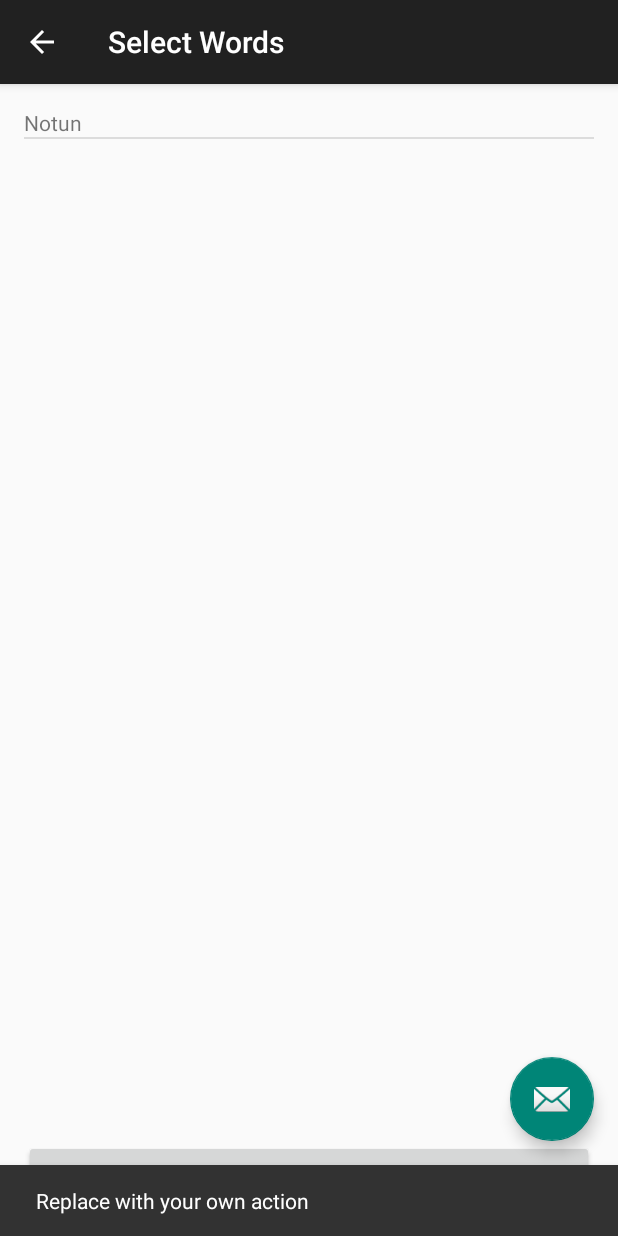
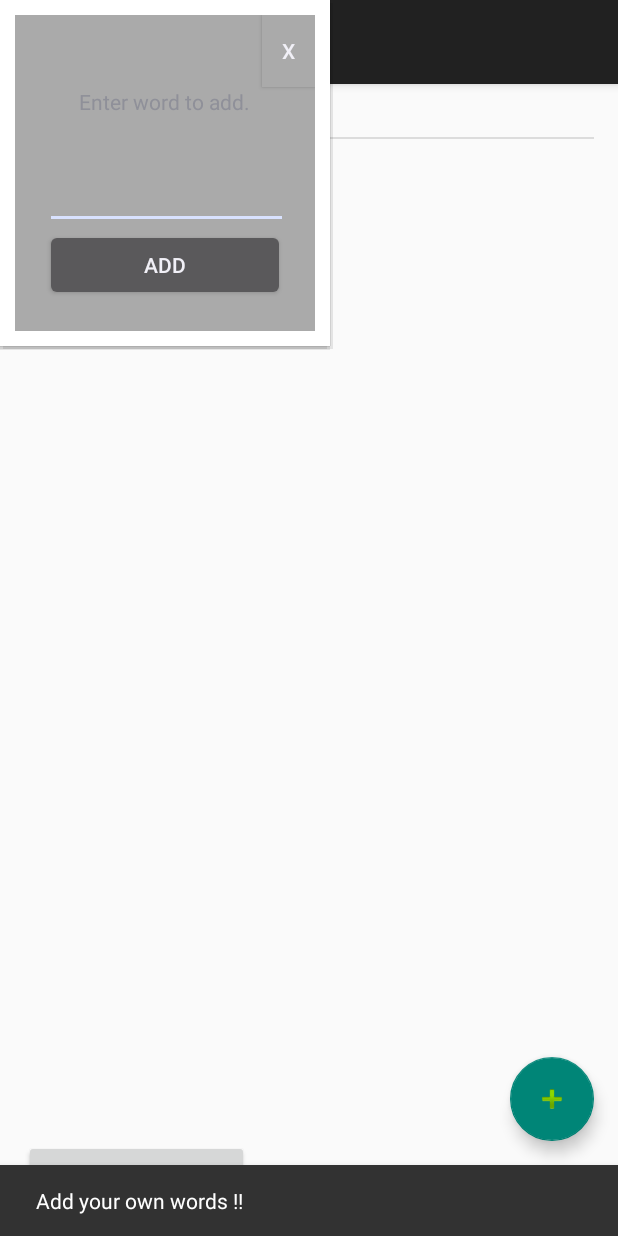
Before and after one commit to am2990/Dynamic-Password-Text, an Android app: the WordSelection screen opened directly, with no data from a screen before it, after a tap on an icon or button, on a phone screen of 412 x 824 dp. Run offline under Robolectric (Android 15) with nearby library versions, the phone set to English and light mode, and no system bars; 5 statements that could not run were skipped.

Commit message:
closes #9

```diff
--- a/app/src/main/java/com/example/wordpassword/activity/WordSelection.java
+++ b/app/src/main/java/com/example/wordpassword/activity/WordSelection.java
@@ -11,11 +11,17 @@ import android.support.v7.app.AppCompatActivity;
 import android.support.v7.widget.Toolbar;
 import android.util.Log;
 import android.util.SparseBooleanArray;
+import android.view.Gravity;
+import android.view.LayoutInflater;
 import android.view.View;
+import android.view.ViewGroup;
 import android.widget.AdapterView;
 import android.widget.ArrayAdapter;
+import android.widget.Button;
+import android.widget.EditText;
 import android.widget.ListAdapter;
 import android.widget.ListView;
+import android.widget.PopupWindow;
 import android.widget.TextView;
 import android.widget.Toast;
 
@@ -36,6 +42,7 @@ import java.io.InputStreamReader;
 import java.net.HttpURLConnection;
 import java.net.URL;
 import java.util.ArrayList;
+import java.util.Arrays;
 import java.util.HashMap;
 
 public class WordSelection extends AppCompatActivity {
@@ -51,7 +58,7 @@ public class WordSelection extends AppCompatActivity {
     TextView titleView;
 
     int type = 0;
-    String[] words;
+    ArrayList<String> words;
     String titlePrefix = "Select Synonyms/Antonyms/Similar Words";
     private static int counter;
     ArrayList<String> selectedWords, notSelectedWords, wordList;
@@ -65,6 +72,7 @@ public class WordSelection extends AppCompatActivity {
 
         mContext = this;
 
+        words = new ArrayList<>();
 //        TextView tv = (TextView) findViewById(R.id.textView);
         listView = (ListView) findViewById(R.id.list);
         counter = 0;
@@ -79,10 +87,53 @@ public class WordSelection extends AppCompatActivity {
         fab.setOnClickListener(new View.OnClickListener() {
             @Override
             public void onClick(View view) {
-                Snackbar.make(view, "Replace with your own action", Snackbar.LENGTH_LONG)
+                Snackbar.make(view, "Add your own words !!", Snackbar.LENGTH_LONG)
                         .setAction("Action", null).show();
-            }
-        });
+                LayoutInflater layoutInflater
+                        = (LayoutInflater)getBaseContext()
+                        .getSystemService(LAYOUT_INFLATER_SERVICE);
+                View popupView = layoutInflater.inflate(R.layout.popup, null);
+                final PopupWindow popupWindow = new PopupWindow(
+                        popupView,
+                        ViewGroup.LayoutParams.WRAP_CONTENT,
+                        ViewGroup.LayoutParams.WRAP_CONTENT);
+
+                if (Build.VERSION.SDK_INT >= Build.VERSION_CODES.LOLLIPOP) {
+                    popupWindow.setElevation(50.0f);
+                }
+
+                popupWindow.setFocusable(true);
+                Button addBtn = (Button)popupView.findViewById(R.id.add);
+                Button btnDismiss = (Button)popupView.findViewById(R.id.dismiss);
+                final EditText addWord = (EditText)popupView.findViewById(R.id.et_word);
+                addBtn.setOnClickListener(new Button.OnClickListener() {
+                    @Override
+                    public void onClick(View v) {
+                        String newWord = addWord.getText().toString();
+                        Log.d(TAG, newWord);
+                        words.add(newWord);
+                        adapter = new ArrayAdapter<String>(mContext,
+                                android.R.layout.simple_list_item_multiple_choice, words);
+                        listView.setAdapter(adapter);
+                        adapter.notifyDataSetChanged();
+                        addWord.setText("");
+                    }
+                });
+
+                btnDismiss.setOnClickListener(new Button.OnClickListener() {
+
+                    @Override
+                    public void onClick(View v) {
+                        // TODO Auto-generated method stub
+                        popupWindow.dismiss();
+                    }
+                });
+
+//                popupWindow.showAsDropDown(listView, 50, -30);
+                popupWindow.showAtLocation(listView, Gravity.CENTER, 0 ,0);
+
+            }});
+
         getSupportActionBar().setDisplayHomeAsUpEnabled(true);
 
 
@@ -281,7 +332,11 @@ public class WordSelection extends AppCompatActivity {
         }
 
         protected void onPostExecute(Boolean result) {
-            words = wm.getWordList(type, curr_word);
+            String[] wordarr = wm.getWordList(type, curr_word);
+            for(int i = 0; i< wordarr.length; i++){
+                words.add(wordarr[i]);
+            }
+
             adapter = new ArrayAdapter<String>(mContext,
                     android.R.layout.simple_list_item_multiple_choice, words);
 
@@ -339,7 +394,7 @@ public class WordSelection extends AppCompatActivity {
     public void nextAction(View view){
 
         // get the current word
-        int len = words.length;
+        int len = words.size();
 
         SparseBooleanArray checked = listView.getCheckedItemPositions();
 
@@ -359,15 +414,10 @@ public class WordSelection extends AppCompatActivity {
             }
             else if(counter < wordList.size()) {
                 String word = wordList.get(counter);
-
+                words = new ArrayList<>(); // clean previous word list for adapter
                 new WordAPITask().execute(word);
                 wm = new WordModel(word);
-
-
-
                 titleView.setText(titlePrefix + " - " + word.toUpperCase());
-//                listView.addHeaderView(headerView);
-
                 counter++;
 
             }
--- a/app/src/main/res/layout/activity_main.xml
+++ b/app/src/main/res/layout/activity_main.xml
@@ -16,8 +16,6 @@
         android:layout_alignParentTop="true"
         android:layout_centerHorizontal="true"
         android:layout_marginTop="85dp"
-
-
         android:textAppearance="?android:attr/textAppearanceMedium" />
 
     <Button
@@ -26,7 +24,7 @@
         android:layout_height="wrap_content"
         android:layout_alignRight="@+id/et1"
         android:layout_below="@+id/et1"
-        android:layout_marginTop="144dp"
+        android:layout_marginTop="50dp"
         android:text="Submit" />
 
 </RelativeLayout>
--- a/app/src/main/res/layout/activity_type_selection.xml
+++ b/app/src/main/res/layout/activity_type_selection.xml
@@ -20,6 +20,6 @@
     <android.support.design.widget.FloatingActionButton android:id="@+id/fab"
         android:layout_width="wrap_content" android:layout_height="wrap_content"
         android:layout_gravity="bottom|end" android:layout_margin="@dimen/fab_margin"
-        android:src="@android:drawable/ic_dialog_email" />
+        android:src="@android:drawable/ic_input_add" />
 
 </android.support.design.widget.CoordinatorLayout>
--- a/app/src/main/res/layout/activity_word_selection.xml
+++ b/app/src/main/res/layout/activity_word_selection.xml
@@ -20,6 +20,6 @@
     <android.support.design.widget.FloatingActionButton android:id="@+id/fab"
         android:layout_width="wrap_content" android:layout_height="wrap_content"
         android:layout_gravity="bottom|end" android:layout_margin="@dimen/fab_margin"
-        android:src="@android:drawable/ic_dialog_email" />
+        android:src="@android:drawable/ic_input_add" />
 
 </android.support.design.widget.CoordinatorLayout>
--- a/app/src/main/res/layout/content_word_selection.xml
+++ b/app/src/main/res/layout/content_word_selection.xml
@@ -14,7 +14,7 @@
 
     <Button
         android:id="@+id/nextbutton"
-        android:layout_width="fill_parent"
+        android:layout_width="150dp"
         android:layout_height="wrap_content"
         android:layout_alignParentBottom="true"
         android:text="@string/Next"
--- /dev/null
+++ b/app/src/main/res/layout/popup.xml
@@ -0,0 +1,50 @@
+<?xml version="1.0" encoding="utf-8"?>
+<LinearLayout xmlns:android="http://schemas.android.com/apk/res/android"
+    android:layout_width="fill_parent"
+    android:layout_height="fill_parent"
+    android:orientation="vertical"
+    android:background="@android:color/background_light">
+    <LinearLayout
+        android:layout_width="200dp"
+        android:layout_height="wrap_content"
+        android:orientation="vertical"
+        android:layout_margin="10dp"
+        android:background="@android:color/darker_gray">
+
+        <Button
+            android:id="@+id/dismiss"
+            android:layout_width="35dp"
+            android:layout_height="wrap_content"
+            android:text="X"
+            android:layout_gravity="right"
+            android:background="@android:color/darker_gray"/>
+
+        <TextView
+            android:layout_width="wrap_content"
+            android:layout_height="wrap_content"
+            android:layout_gravity="center_horizontal"
+            android:text="Enter word to add." />
+
+        <LinearLayout
+            android:layout_width="wrap_content"
+            android:layout_height="wrap_content"
+            android:orientation="vertical"
+            android:layout_margin="20dp"
+            android:weightSum="1">
+
+            <EditText
+                android:id="@+id/et_word"
+                android:layout_width="162dp"
+                android:layout_height="wrap_content"
+                android:layout_alignParentTop="true"
+                android:layout_centerHorizontal="true"
+                android:layout_marginTop="10dp"
+                android:textAppearance="?android:attr/textAppearanceMedium" />
+            <Button
+                android:id="@+id/add"
+                android:layout_width="match_parent"
+                android:layout_height="match_parent"
+                android:text="Add" />
+        </LinearLayout>
+    </LinearLayout>
+</LinearLayout>
```
